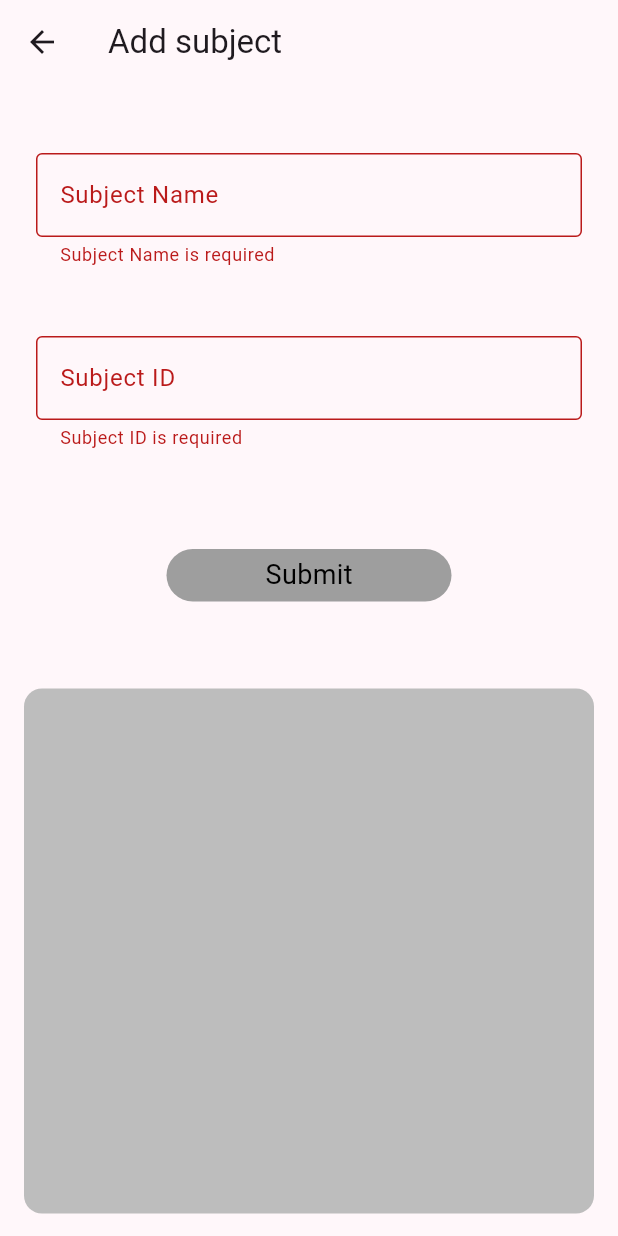
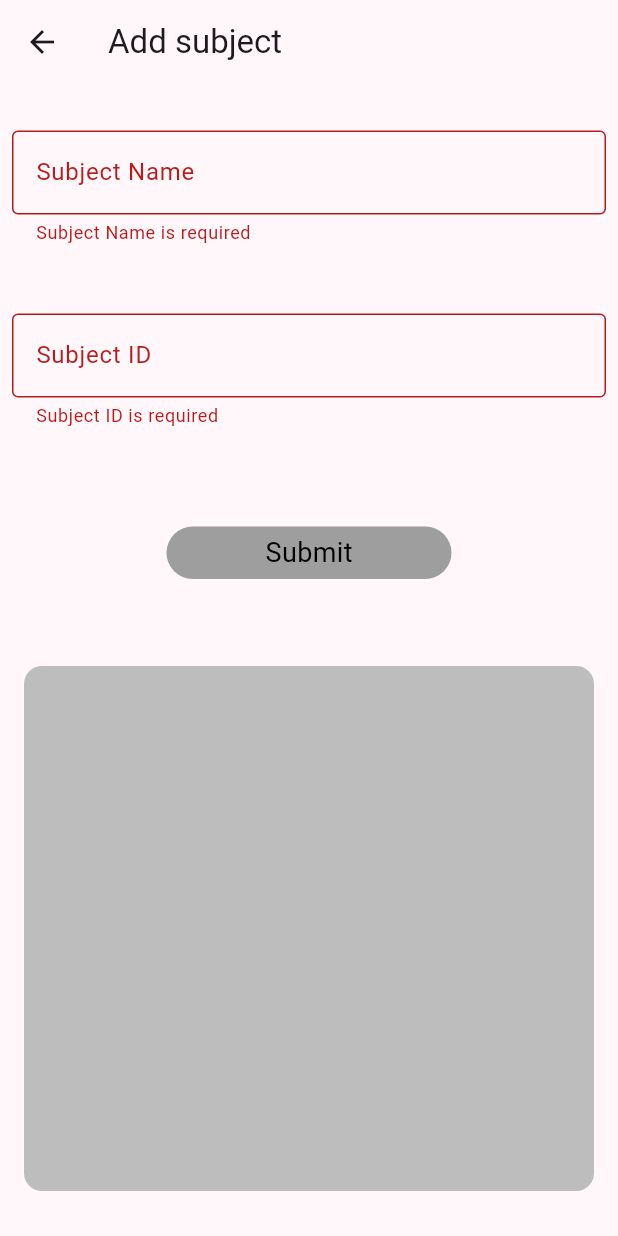
Before and after one commit to shamnadDev/ecollege, a Flutter app: the AddSub screen opened directly, after a tap on "Submit", on a phone screen of 412 x 824 dp. Run offline on Flutter 3.47's test engine with Material 3 defaults, Android fonts, the phone set to English and light mode, and no system bars; our stand-ins replace carousel_slider, cloud_firestore, curved_labeled_navigation_bar, firebase_core, hive, hive_flutter and 3 more; missing offline and left inert: date_picker_plus; accounts and stored records are empty.

Commit message:
major update

```diff
--- a/lib/main.dart
+++ b/lib/main.dart
@@ -20,6 +20,7 @@ import 'package:ecollege/screens/bv.dart';
 import 'package:ecollege/screens/home/home.dart';
 import 'package:ecollege/screens/login/loginscrn.dart';
 import 'package:ecollege/screens/messages/report.dart';
+import 'package:ecollege/screens/splash.dart';
 import 'package:firebase_core/firebase_core.dart';
 import 'package:flutter/material.dart';
 import 'package:hive/hive.dart';
@@ -68,7 +69,7 @@ class MyApp extends StatelessWidget {
       theme: ThemeData(
         colorScheme: ColorScheme.fromSeed(seedColor: Colors.purple),
       ),
-      home: authcheck()
+      home: SplashScreen()
 
 
     );
--- a/lib/screens/adminpanel/screens/addsub.dart
+++ b/lib/screens/adminpanel/screens/addsub.dart
@@ -1,3 +1,122 @@
+import 'package:ecollege/models/subject.dart';
+import 'package:ecollege/providers/basicpro.dart';
+import 'package:ecollege/wids/listtile/listtile.dart';
+import 'package:flutter/material.dart';
+import 'package:ecollege/wids/button.dart';
+import 'package:provider/provider.dart';
+
+class AddSub extends StatefulWidget {
+  const AddSub({super.key});
+
+  @override
+  State<AddSub> createState() => _AddSubState();
+}
+
+class _AddSubState extends State<AddSub> {
+
+  final _formKey = GlobalKey<FormState>();
+
+
+  void _submitForm() async{
+
+    if (_formKey.currentState!.validate()) {
+
+      final subjectName = context.read<Basicpro>().subjectNameController.text;
+      final subjectId = context.read<Basicpro>().subjectIdController.text;
+
+      ScaffoldMessenger.of(context).showSnackBar(
+        SnackBar(content: Text('Subject Added: $subjectName ($subjectId)')),
+      );
+context.read<Basicpro>().addSubject();
+
+
+ }
+  }
+
+  @override
+  Widget build(BuildContext context) {final s=context.read<Basicpro>();
+s.getlocalysub();
+    return Scaffold(
+      appBar: AppBar(title: Text("Add subject"),),
+      body: SafeArea(
+        child: Form(
+          key: _formKey,
+          child: SingleChildScrollView(
+            child: Column(
+              children: [
+                SizedBox(height: 23,),
+                Padding(
+                  padding: const EdgeInsets.all(8.0),
+                  child: TextFormField(
+                    controller: s.subjectNameController,
+                    decoration: InputDecoration(
+                      label: Text("Subject Name"),
+                      hintText: "Subject Name",
+                      border: OutlineInputBorder(),
+                    ),
+                    validator: (value) {
+                      if (value == null || value.trim().isEmpty) {
+                        return 'Subject Name is required';
+                      }
+                      return null;
+                    },
+                  ),
+                ),
+                const SizedBox(height: 30),
+                Padding(
+                  padding: const EdgeInsets.all(8.0),
+                  child: TextFormField(
+                    controller: s.subjectIdController,
+                    decoration: InputDecoration(
+                      label: Text("Subject ID"),
+                      hintText: "Subject ID",
+                      border: OutlineInputBorder(),
+                    ),
+                    validator: (value) {
+                      if (value == null || value.trim().isEmpty) {
+                        return 'Subject ID is required';
+                      }
+                      return null;
+                    },
+                  ),
+                ),
+                const SizedBox(height: 50),
+                buttonst(
+                  padding: 0,
+                  width: 190,
+                  clr: Colors.grey,
+                  txtclr: Colors.black,
+                  txt: "Submit",
+                  onPressed: (){
+
+                    _submitForm();
+                    context.read<Basicpro>().getlocalysub();
+                         context.read<Basicpro>().subjectNameController.clear();
+    context.read<Basicpro>().subjectIdController.clear();
+                    },
+                ),
+                const SizedBox(height: 50),
+            Container(
+              height: 350,
+              width: 380,
+              decoration: BoxDecoration(borderRadius: BorderRadius.circular(12)
+            ,color: Colors.grey.shade400,),
+              child: ListView(
+                children: context.watch<Basicpro>().s.map((data) {
+                  Subject sub=data;
+                  return ListTile(trailing: InkWell(onTap: (){context.read<Basicpro>().deleteSub(sub);},child: Icon(Icons.delete)),title: Text(data.subjectname));
+                }).toList(),
+              ),
+            ),
+
+              ],
+            ),
+          ),
+        ),
+      ),
+    );
+  }
+ }
 // import 'package:ecollege/models/subject.dart';
 // import 'package:ecollege/providers/basicpro.dart';
 // import 'package:ecollege/wids/listtile/listtile.dart';
@@ -16,285 +135,162 @@
 
 //   final _formKey = GlobalKey<FormState>();
 
-
-//   void _submitForm() async{
-
+//   void _submitForm() async {
 //     if (_formKey.currentState!.validate()) {
 
-//       final subjectName = context.read<Basicpro>().subjectNameController.text;
-//       final subjectId = context.read<Basicpro>().subjectIdController.text;
+//       final subjectName =
+//           context.read<Basicpro>().subjectNameController.text;
+//       final subjectId =
+//           context.read<Basicpro>().subjectIdController.text;
 
 //       ScaffoldMessenger.of(context).showSnackBar(
-//         SnackBar(content: Text('Subject Added: $subjectName ($subjectId)')),
+//         SnackBar(
+//             content: Text('Subject Added: $subjectName ($subjectId)')),
 //       );
-// context.read<Basicpro>().addSubject();
 
-
-//  }
+//       context.read<Basicpro>().addSubject();
+//     }
 //   }
 
 //   @override
-//   Widget build(BuildContext context) {final s=context.read<Basicpro>();
-// s.getlocalysub();
+//   Widget build(BuildContext context) {
+
+//     final s = context.read<Basicpro>();
+//     s.getlocalysub();
+
 //     return Scaffold(
-//       appBar: AppBar(title: Text("Add subject"),),
+//       appBar: AppBar(
+//         title: const Text("Add subject"),
+//       ),
 //       body: SafeArea(
-//         child: Form(
-//           key: _formKey,
-//           child: SingleChildScrollView(
-//             child: Column(
-//               children: [
-//                 SizedBox(height: 23,),
-//                 Padding(
-//                   padding: const EdgeInsets.all(8.0),
-//                   child: TextFormField(
-//                     controller: s.subjectNameController,
-//                     decoration: InputDecoration(
-//                       label: Text("Subject Name"),
-//                       hintText: "Subject Name",
-//                       border: OutlineInputBorder(),
+//         child: LayoutBuilder(
+//           builder: (context, constraints) {
+
+//             double contentWidth = constraints.maxWidth;
+
+//             if (constraints.maxWidth > 1200) {
+//               contentWidth = 700;
+//             } else if (constraints.maxWidth > 900) {
+//               contentWidth = 600;
+//             } else if (constraints.maxWidth > 600) {
+//               contentWidth = 500;
+//             } else {
+//               contentWidth = constraints.maxWidth;
+//             }
+
+//             return Center(
+//               child: Container(
+//                 width: contentWidth,
+//                 padding: const EdgeInsets.symmetric(horizontal: 16),
+//                 child: Form(
+//                   key: _formKey,
+//                   child: SingleChildScrollView(
+//                     child: Column(
+//                       children: [
+
+//                         const SizedBox(height: 23),
+
+//                         Padding(
+//                           padding: const EdgeInsets.all(8.0),
+//                           child: TextFormField(
+//                             controller: s.subjectNameController,
+//                             decoration: const InputDecoration(
+//                               label: Text("Subject Name"),
+//                               hintText: "Subject Name",
+//                               border: OutlineInputBorder(),
+//                             ),
+//                             validator: (value) {
+//                               if (value == null ||
+//                                   value.trim().isEmpty) {
+//                                 return 'Subject Name is required';
+//                               }
+//                               return null;
+//                             },
+//                           ),
+//                         ),
+
+//                         const SizedBox(height: 30),
+
+//                         Padding(
+//                           padding: const EdgeInsets.all(8.0),
+//                           child: TextFormField(
+//                             controller: s.subjectIdController,
+//                             decoration: const InputDecoration(
+//                               label: Text("Subject ID"),
+//                               hintText: "Subject ID",
+//                               border: OutlineInputBorder(),
+//                             ),
+//                             validator: (value) {
+//                               if (value == null ||
+//                                   value.trim().isEmpty) {
+//                                 return 'Subject ID is required';
+//                               }
+//                               return null;
+//                             },
+//                           ),
+//                         ),
+
+//                         const SizedBox(height: 50),
+
+//                         buttonst(
+//                           padding: 0,
+//                           width: 190,
+//                           clr: Colors.grey,
+//                           txtclr: Colors.black,
+//                           txt: "Submit",
+//                           onPressed: () {
+//                             _submitForm();
+//                             context.read<Basicpro>().getlocalysub();
+//                             context
+//                                 .read<Basicpro>()
+//                                 .subjectNameController
+//                                 .clear();
+//                             context
+//                                 .read<Basicpro>()
+//                                 .subjectIdController
+//                                 .clear();
+//                           },
+//                         ),
+
+//                         const SizedBox(height: 50),
+
+//                         Container(
+//                           height: 350,
+//                           width: double.infinity,
+//                           decoration: BoxDecoration(
+//                             borderRadius:
+//                                 BorderRadius.circular(12),
+//                             color: Colors.grey.shade400,
+//                           ),
+//                           child: ListView(
+//                             children: context
+//                                 .watch<Basicpro>()
+//                                 .s
+//                                 .map((data) {
+
+//                               return ListTile(
+//                                 trailing: InkWell(
+//                                   onTap: () {
+//                                     context.read<Basicpro>().deleteSub(data);
+//                                   },
+//                                   child:
+//                                       const Icon(Icons.delete),
+//                                 ),
+//                                 title:
+//                                     Text(data.subjectname),
+//                               );
+//                             }).toList(),
+//                           ),
+//                         ),
+//                       ],
 //                     ),
-//                     validator: (value) {
-//                       if (value == null || value.trim().isEmpty) {
-//                         return 'Subject Name is required';
-//                       }
-//                       return null;
-//                     },
 //                   ),
 //                 ),
-//                 const SizedBox(height: 30),
-//                 Padding(
-//                   padding: const EdgeInsets.all(8.0),
-//                   child: TextFormField(
-//                     controller: s.subjectIdController,
-//                     decoration: InputDecoration(
-//                       label: Text("Subject ID"),
-//                       hintText: "Subject ID",
-//                       border: OutlineInputBorder(),
-//                     ),
-//                     validator: (value) {
-//                       if (value == null || value.trim().isEmpty) {
-//                         return 'Subject ID is required';
-//                       }
-//                       return null;
-//                     },
-//                   ),
-//                 ),
-//                 const SizedBox(height: 50),
-//                 buttonst(
-//                   padding: 0,
-//                   width: 190,
-//                   clr: Colors.grey,
-//                   txtclr: Colors.black,
-//                   txt: "Submit",
-//                   onPressed: (){
-
-//                     _submitForm();
-//                     context.read<Basicpro>().getlocalysub();
-//                          context.read<Basicpro>().subjectNameController.clear();
-//     context.read<Basicpro>().subjectIdController.clear();
-//                     },
-//                 ),
-//                 const SizedBox(height: 50),
-//             Container(
-//               height: 350,
-//               width: 300,
-//               decoration: BoxDecoration(borderRadius: BorderRadius.circular(12)
-//             ,color: Colors.grey.shade400,),
-//               child: ListView(
-//                 children: context.watch<Basicpro>().s.map((data) {
-//                   Subject sub=data;
-//                   return ListTile(trailing: InkWell(onTap: (){context.read<Basicpro>().deleteSub(sub);},child: Icon(Icons.delete)),title: Text(data.subjectname));
-//                 }).toList(),
 //               ),
-//             ),
-
-//               ],
-//             ),
-//           ),
+//             );
+//           },
 //         ),
 //       ),
 //     );
 //   }
 // }
-import 'package:ecollege/models/subject.dart';
-import 'package:ecollege/providers/basicpro.dart';
-import 'package:ecollege/wids/listtile/listtile.dart';
-import 'package:flutter/material.dart';
-import 'package:ecollege/wids/button.dart';
-import 'package:provider/provider.dart';
-
-class AddSub extends StatefulWidget {
-  const AddSub({super.key});
-
-  @override
-  State<AddSub> createState() => _AddSubState();
-}
-
-class _AddSubState extends State<AddSub> {
-
-  final _formKey = GlobalKey<FormState>();
-
-  void _submitForm() async {
-    if (_formKey.currentState!.validate()) {
-
-      final subjectName =
-          context.read<Basicpro>().subjectNameController.text;
-      final subjectId =
-          context.read<Basicpro>().subjectIdController.text;
-
-      ScaffoldMessenger.of(context).showSnackBar(
-        SnackBar(
-            content: Text('Subject Added: $subjectName ($subjectId)')),
-      );
-
-      context.read<Basicpro>().addSubject();
-    }
-  }
-
-  @override
-  Widget build(BuildContext context) {
-
-    final s = context.read<Basicpro>();
-    s.getlocalysub();
-
-    return Scaffold(
-      appBar: AppBar(
-        title: const Text("Add subject"),
-      ),
-      body: SafeArea(
-        child: LayoutBuilder(
-          builder: (context, constraints) {
-
-            double contentWidth = constraints.maxWidth;
-
-            if (constraints.maxWidth > 1200) {
-              contentWidth = 700;
-            } else if (constraints.maxWidth > 900) {
-              contentWidth = 600;
-            } else if (constraints.maxWidth > 600) {
-              contentWidth = 500;
-            } else {
-              contentWidth = constraints.maxWidth;
-            }
-
-            return Center(
-              child: Container(
-                width: contentWidth,
-                padding: const EdgeInsets.symmetric(horizontal: 16),
-                child: Form(
-                  key: _formKey,
-                  child: SingleChildScrollView(
-                    child: Column(
-                      children: [
-
-                        const SizedBox(height: 23),
-
-                        Padding(
-                          padding: const EdgeInsets.all(8.0),
-                          child: TextFormField(
-                            controller: s.subjectNameController,
-                            decoration: const InputDecoration(
-                              label: Text("Subject Name"),
-                              hintText: "Subject Name",
-                              border: OutlineInputBorder(),
-                            ),
-                            validator: (value) {
-                              if (value == null ||
-                                  value.trim().isEmpty) {
-                                return 'Subject Name is required';
-                              }
-                              return null;
-                            },
-                          ),
-                        ),
-
-                        const SizedBox(height: 30),
-
-                        Padding(
-                          padding: const EdgeInsets.all(8.0),
-                          child: TextFormField(
-                            controller: s.subjectIdController,
-                            decoration: const InputDecoration(
-                              label: Text("Subject ID"),
-                              hintText: "Subject ID",
-                              border: OutlineInputBorder(),
-                            ),
-                            validator: (value) {
-                              if (value == null ||
-                                  value.trim().isEmpty) {
-                                return 'Subject ID is required';
-                              }
-                              return null;
-                            },
-                          ),
-                        ),
-
-                        const SizedBox(height: 50),
-
-                        buttonst(
-                          padding: 0,
-                          width: 190,
-                          clr: Colors.grey,
-                          txtclr: Colors.black,
-                          txt: "Submit",
-                          onPressed: () {
-                            _submitForm();
-                            context
-                                .read<Basicpro>()
-                                .getlocalysub();
-                            context
-                                .read<Basicpro>()
-                                .subjectNameController
-                                .clear();
-                            context
-                                .read<Basicpro>()
-                                .subjectIdController
-                                .clear();
-                          },
-                        ),
-
-                        const SizedBox(height: 50),
-
-                        Container(
-                          height: 350,
-                          width: double.infinity,
-                          decoration: BoxDecoration(
-                            borderRadius:
-                                BorderRadius.circular(12),
-                            color: Colors.grey.shade400,
-                          ),
-                          child: ListView(
-                            children: context
-                                .watch<Basicpro>()
-                                .s
-                                .map((data) {
-                              Subject sub = data;
-                              return ListTile(
-                                trailing: InkWell(
-                                  onTap: () {
-                                    context
-                                        .read<Basicpro>()
-                                        .deleteSub(sub);
-                                  },
-                                  child:
-                                      const Icon(Icons.delete),
-                                ),
-                                title:
-                                    Text(data.subjectname),
-                              );
-                            }).toList(),
-                          ),
-                        ),
-                      ],
-                    ),
-                  ),
-                ),
-              ),
-            );
-          },
-        ),
-      ),
-    );
-  }
-}
--- a/lib/screens/adminpanel/screens/timetable/wids/dropentry.dart
+++ b/lib/screens/adminpanel/screens/timetable/wids/dropentry.dart
@@ -6,10 +6,10 @@ Widget dropentry(List<Subject> ls,
 String txt,ValueChanged<dynamic> d){
 
 return Row(
-      mainAxisAlignment: MainAxisAlignment.spaceBetween,
+      mainAxisAlignment: MainAxisAlignment.spaceEvenly,
       children: [
         Padding(
-          padding: const EdgeInsets.all(8.0),
+          padding: const EdgeInsets.all(4),
           child: Text("$txt\t:",style: TextStyle(fontSize: 18),),
         ),
         Center(
@@ -19,7 +19,7 @@ return Row(
               enableSearch: true,
               enableFilter: true,
               onSelected:d,
-              width: 260,
+              width: 240,
               dropdownMenuEntries:
             ls.map<DropdownMenuEntry>(
               (s){
```
Also changed, not shown: lib/providers/basicpro.dart (+18 -9 lines), lib/screens/splash.dart (added, +119 -0 lines).
